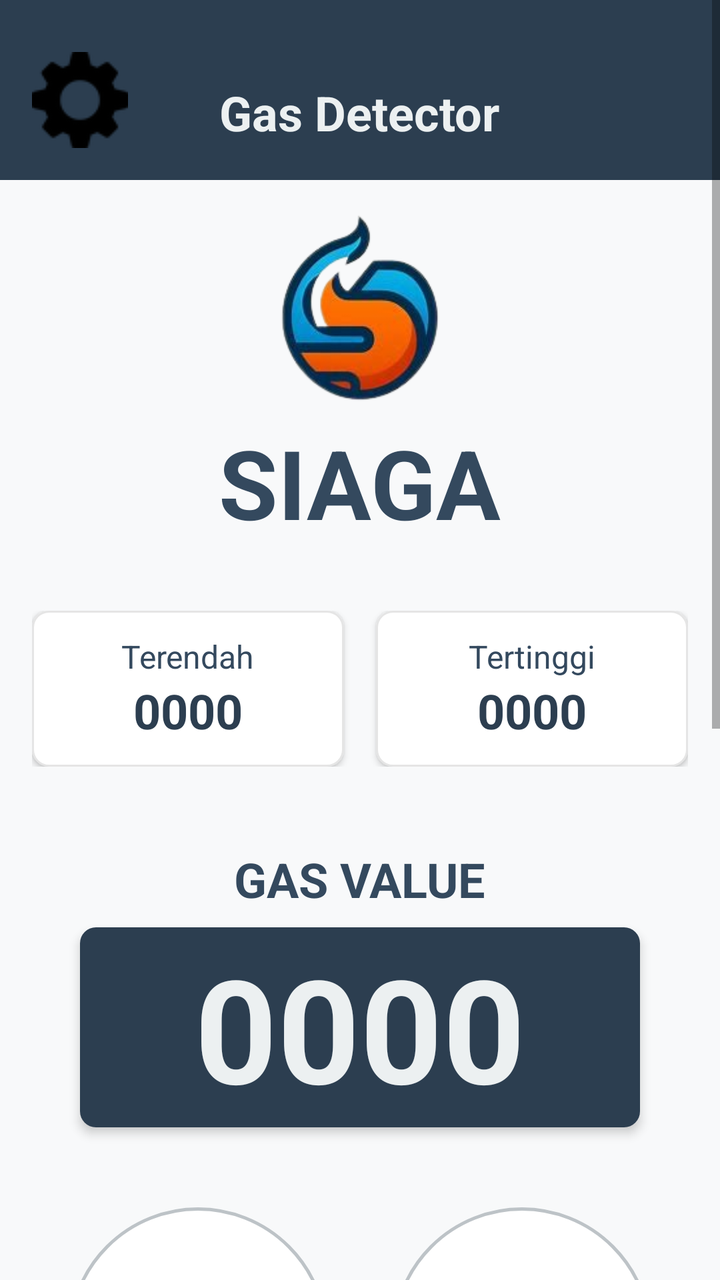
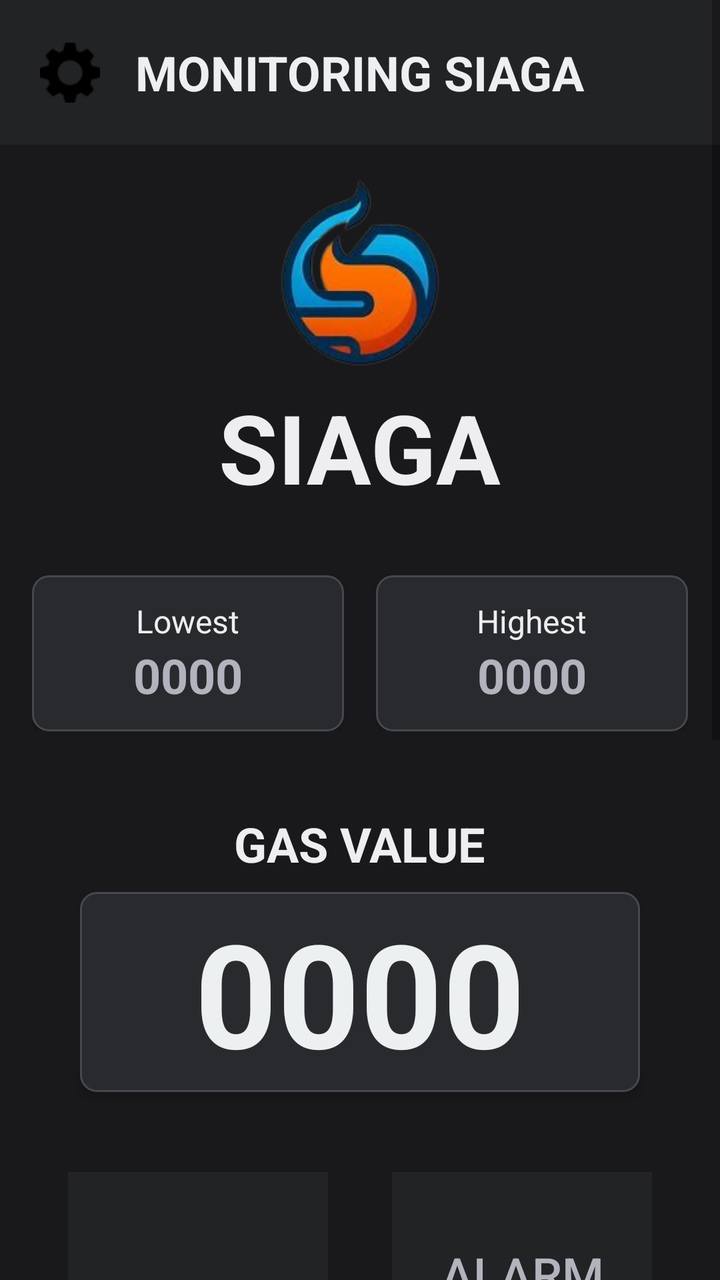

Compare the two renders of this Android layout. The source of the first and the diff that turns it into the second are given below.
<!-- AndroidManifest.xml: application theme Theme.SIAGA -->
<!-- res/layout/activity_main.xml -->
<?xml version="1.0" encoding="utf-8"?>
<ScrollView xmlns:android="http://schemas.android.com/apk/res/android"
    xmlns:app="http://schemas.android.com/apk/res-auto"
    xmlns:tools="http://schemas.android.com/tools"
    android:layout_width="match_parent"
    android:layout_height="match_parent"
    android:fillViewport="true">

    <LinearLayout
        android:id="@+id/main"
        android:layout_width="match_parent"
        android:layout_height="wrap_content"
        android:orientation="vertical"
        android:background="#F8F9FA"
        tools:context=".MainActivity">

        <RelativeLayout
            android:layout_width="match_parent"
            android:layout_height="wrap_content"
            android:padding="16dp"
            android:background="#2C3E50">

            <ImageButton
                android:id="@+id/settingButton"
                android:layout_width="wrap_content"
                android:layout_height="wrap_content"
                android:layout_marginTop="10dp"
                android:background="@drawable/settings"
                android:text="#ECF0F1"/>

            <TextView
                android:layout_width="wrap_content"
                android:layout_height="wrap_content"
                android:layout_centerHorizontal="true"
                android:layout_marginTop="24dp"
                android:text="Gas Detector"
                android:textColor="#ECF0F1"
                android:textSize="24sp"
                android:textStyle="bold" />
        </RelativeLayout>

        <LinearLayout
            android:layout_width="match_parent"
            android:layout_height="wrap_content"
            android:orientation="vertical"
            android:gravity="center"
            android:layout_marginTop="16dp">

            <ImageView
                android:layout_width="80dp"
                android:layout_height="95dp"
                android:background="@drawable/siaga"/>

            <TextView
                android:layout_width="wrap_content"
                android:layout_height="wrap_content"
                android:text="SIAGA"
                android:textColor="#34495E"
                android:textSize="48sp"
                android:textStyle="bold"
                android:layout_marginTop="8dp"/>
        </LinearLayout>

        <LinearLayout
            android:layout_width="match_parent"
            android:layout_height="wrap_content"
            android:orientation="horizontal"
            android:padding="16dp"
            android:layout_marginTop="16dp">

            <LinearLayout
                android:layout_width="0dp"
                android:layout_height="wrap_content"
                android:layout_weight="1"
                android:orientation="vertical"
                android:gravity="center"
                android:background="@drawable/card_minimalist"
                android:elevation="2dp"
                android:padding="12dp"
                android:layout_marginEnd="8dp">

                <TextView
                    android:layout_width="wrap_content"
                    android:layout_height="wrap_content"
                    android:text="Terendah"
                    android:textColor="#34495E"
                    android:textSize="16sp"/>

                <TextView
                    android:id="@+id/lowestGasOut"
                    android:layout_width="wrap_content"
                    android:layout_height="wrap_content"
                    android:text="0000"
                    android:textColor="#2C3E50"
                    android:textSize="24sp"
                    android:textStyle="bold"/>
            </LinearLayout>

            <LinearLayout
                android:layout_width="0dp"
                android:layout_height="wrap_content"
                android:layout_weight="1"
                android:orientation="vertical"
                android:gravity="center"
                android:background="@drawable/card_minimalist"
                android:elevation="2dp"
                android:padding="12dp"
                android:layout_marginStart="8dp">

                <TextView
                    android:layout_width="wrap_content"
                    android:layout_height="wrap_content"
                    android:text="Tertinggi"
                    android:textColor="#34495E"
                    android:textSize="16sp"/>

                <TextView
                    android:id="@+id/highestGasOut"
                    android:layout_width="wrap_content"
                    android:layout_height="wrap_content"
                    android:text="0000"
                    android:textColor="#2C3E50"
                    android:textSize="24sp"
                    android:textStyle="bold"/>
            </LinearLayout>
        </LinearLayout>

        <TextView
            android:layout_width="wrap_content"
            android:layout_height="wrap_content"
            android:text="GAS VALUE"
            android:textColor="#34495E"
            android:textSize="24sp"
            android:textStyle="bold"
            android:layout_gravity="center"
            android:layout_marginTop="24dp"/>

        <LinearLayout
            android:layout_width="280dp"
            android:layout_height="100dp"
            android:layout_gravity="center"
            android:orientation="vertical"
            android:layout_marginTop="8dp"
            android:background="@drawable/card_minimalist_dark"
            android:elevation="3dp">

            <TextView
                android:id="@+id/gasOut"
                android:layout_width="match_parent"
                android:layout_height="match_parent"
                android:text="0000"
                android:textSize="72sp"
                android:textAlignment="center"
                android:layout_gravity="center"
                android:gravity="center"
                android:textColor="#ECF0F1"
                android:textStyle="bold"/>

        </LinearLayout>

        <LinearLayout
            android:layout_width="match_parent"
            android:layout_height="wrap_content"
            android:orientation="horizontal"
            android:gravity="center"
            android:layout_marginTop="24dp"
            android:padding="16dp">

            <Button
                android:id="@+id/fanButton"
                android:layout_width="130dp"
                android:layout_height="130dp"
                android:background="@drawable/button_minimalist"
                android:enabled="false"
                android:layout_marginEnd="16dp"
                android:text="FAN\nOFF"
                android:textSize="24sp"
                android:textColor="#34495E"
                android:gravity="center"/>

            <Button
                android:id="@+id/alarmButton"
                android:layout_width="130dp"
                android:layout_height="130dp"
                android:background="@drawable/button_minimalist"
                android:enabled="false"
                android:layout_marginStart="16dp"
                android:text="ALARM\nOFF"
                android:textSize="24sp"
                android:textColor="#34495E"
                android:gravity="center"/>
        </LinearLayout>

        <TextView
            android:layout_width="wrap_content"
            android:layout_height="wrap_content"
            android:text="Gas Level History"
            android:textColor="#34495E"
            android:textSize="20sp"
            android:textStyle="bold"
            android:layout_gravity="center"
            android:layout_marginTop="16dp"/>

        <com.github.mikephil.charting.charts.LineChart
            android:id="@+id/gasChartOut"
            android:layout_width="match_parent"
            android:layout_height="300dp"
            android:layout_margin="16dp"
            android:layout_marginBottom="16dp"
            android:background="@drawable/card_minimalist"/>

    </LinearLayout>
</ScrollView>
<!-- resources referenced by this layout -->
<resources>
  <!-- drawable button_minimalist (drawable) -->
  <?xml version="1.0" encoding="utf-8"?>
  <shape xmlns:android="http://schemas.android.com/apk/res/android">
      <solid android:color="#FFFFFF"/>
      <corners android:radius="65dp"/>
      <stroke
          android:width="1.5dp"
          android:color="#BDC3C7"/>
  </shape>
  <!-- drawable card_minimalist (drawable) -->
  <?xml version="1.0" encoding="utf-8"?>
  <shape xmlns:android="http://schemas.android.com/apk/res/android">
      <solid android:color="#FFFFFF"/>
      <corners android:radius="8dp"/>
      <stroke
          android:width="1dp"
          android:color="#E5E5E5"/>
  </shape>
  <!-- drawable card_minimalist_dark (drawable) -->
  <?xml version="1.0" encoding="utf-8"?>
  <shape xmlns:android="http://schemas.android.com/apk/res/android">
      <solid android:color="#2C3E50"/>
      <corners android:radius="8dp"/>
  </shape>
  <!-- drawable settings: png bitmap (drawable, 1544 bytes) -->
  <!-- drawable siaga: png bitmap (drawable, 27297 bytes) -->
  <style name="Theme.SIAGA" parent="Base.Theme.SIAGA" />
  <style name="Base.Theme.SIAGA" parent="Theme.AppCompat.Light.NoActionBar">
          
          
      </style>
</resources>

<!-- the commit's change to res/layout/activity_main.xml (unified diff, before → after) -->
@@ -11,54 +11,60 @@
         android:layout_width="match_parent"
         android:layout_height="wrap_content"
         android:orientation="vertical"
-        android:background="#F8F9FA"
+        android:background="@color/background"
         tools:context=".MainActivity">
 
-        <RelativeLayout
-            android:layout_width="match_parent"
-            android:layout_height="wrap_content"
-            android:padding="16dp"
-            android:background="#2C3E50">
+        <androidx.constraintlayout.widget.ConstraintLayout
+            android:layout_width="match_parent"
+            android:layout_height="wrap_content"
+            android:padding="20dp"
+            android:background="#222325">
 
             <ImageButton
                 android:id="@+id/settingButton"
-                android:layout_width="wrap_content"
-                android:layout_height="wrap_content"
-                android:layout_marginTop="10dp"
+                android:layout_width="30dp"
+                android:layout_height="30dp"
+                android:layout_gravity="center_vertical"
                 android:background="@drawable/settings"
-                android:text="#ECF0F1"/>
+                android:text="#ECF0F1"
+                app:layout_constraintBottom_toBottomOf="parent"
+                app:layout_constraintTop_toTopOf="parent"
+                tools:ignore="MissingConstraints" />
 
             <TextView
                 android:layout_width="wrap_content"
                 android:layout_height="wrap_content"
-                android:layout_centerHorizontal="true"
-                android:layout_marginTop="24dp"
-                android:text="Gas Detector"
+                android:text="MONITORING SIAGA"
                 android:textColor="#ECF0F1"
                 android:textSize="24sp"
-                android:textStyle="bold" />
-        </RelativeLayout>
-
-        <LinearLayout
-            android:layout_width="match_parent"
-            android:layout_height="wrap_content"
-            android:orientation="vertical"
+                android:textStyle="bold"
+                app:layout_constraintBottom_toBottomOf="parent"
+                app:layout_constraintEnd_toEndOf="parent"
+                app:layout_constraintStart_toStartOf="parent"
+                app:layout_constraintTop_toTopOf="parent"
+                tools:ignore="MissingConstraints" />
+        </androidx.constraintlayout.widget.ConstraintLayout>
+
+        <LinearLayout
+            android:layout_width="match_parent"
+            android:layout_height="wrap_content"
+            android:layout_marginTop="16dp"
             android:gravity="center"
-            android:layout_marginTop="16dp">
+            android:orientation="vertical">
 
             <ImageView
                 android:layout_width="80dp"
                 android:layout_height="95dp"
-                android:background="@drawable/siaga"/>
+                android:background="@drawable/siaga" />
 
             <TextView
                 android:layout_width="wrap_content"
                 android:layout_height="wrap_content"
+                android:layout_marginTop="8dp"
                 android:text="SIAGA"
-                android:textColor="#34495E"
+                android:textColor="@color/colorTxt"
                 android:textSize="48sp"
-                android:textStyle="bold"
-                android:layout_marginTop="8dp"/>
+                android:textStyle="bold" />
         </LinearLayout>
 
         <LinearLayout
@@ -82,8 +88,8 @@
                 <TextView
                     android:layout_width="wrap_content"
                     android:layout_height="wrap_content"
-                    android:text="Terendah"
-                    android:textColor="#34495E"
+                    android:text="Lowest"
+                    android:textColor="@color/colorTxt"
                     android:textSize="16sp"/>
 
                 <TextView
@@ -91,8 +97,8 @@
                     android:layout_width="wrap_content"
                     android:layout_height="wrap_content"
                     android:text="0000"
-                    android:textColor="#2C3E50"
                     android:textSize="24sp"
+                    android:textColor="@color/secColorTxt"
                     android:textStyle="bold"/>
             </LinearLayout>
 
@@ -110,8 +116,8 @@
                 <TextView
                     android:layout_width="wrap_content"
                     android:layout_height="wrap_content"
-                    android:text="Tertinggi"
-                    android:textColor="#34495E"
+                    android:text="Highest"
+                    android:textColor="@color/colorTxt"
                     android:textSize="16sp"/>
 
                 <TextView
@@ -119,7 +125,7 @@
                     android:layout_width="wrap_content"
                     android:layout_height="wrap_content"
                     android:text="0000"
-                    android:textColor="#2C3E50"
+                    android:textColor="@color/secColorTxt"
                     android:textSize="24sp"
                     android:textStyle="bold"/>
             </LinearLayout>
@@ -129,7 +135,7 @@
             android:layout_width="wrap_content"
             android:layout_height="wrap_content"
             android:text="GAS VALUE"
-            android:textColor="#34495E"
+            android:textColor="@color/colorTxt"
             android:textSize="24sp"
             android:textStyle="bold"
             android:layout_gravity="center"
@@ -141,7 +147,7 @@
             android:layout_gravity="center"
             android:orientation="vertical"
             android:layout_marginTop="8dp"
-            android:background="@drawable/card_minimalist_dark"
+            android:background="@drawable/card_minimalist"
             android:elevation="3dp">
 
             <TextView
@@ -170,24 +176,26 @@
                 android:id="@+id/fanButton"
                 android:layout_width="130dp"
                 android:layout_height="130dp"
-                android:background="@drawable/button_minimalist"
                 android:enabled="false"
                 android:layout_marginEnd="16dp"
-                android:text="FAN\nOFF"
+                android:text="FAN OFF"
                 android:textSize="24sp"
-                android:textColor="#34495E"
+                android:padding="15dp"
+                android:background="@color/disableComp"
+                android:textColor="@color/secColorTxt"
                 android:gravity="center"/>
 
             <Button
                 android:id="@+id/alarmButton"
                 android:layout_width="130dp"
                 android:layout_height="130dp"
-                android:background="@drawable/button_minimalist"
                 android:enabled="false"
                 android:layout_marginStart="16dp"
-                android:text="ALARM\nOFF"
+                android:text="ALARM OFF"
                 android:textSize="24sp"
-                android:textColor="#34495E"
+                android:padding="15dp"
+                android:background="@color/disableComp"
+                android:textColor="@color/secColorTxt"
                 android:gravity="center"/>
         </LinearLayout>
 
@@ -195,7 +203,7 @@
             android:layout_width="wrap_content"
             android:layout_height="wrap_content"
             android:text="Gas Level History"
-            android:textColor="#34495E"
+            android:textColor="@color/colorTxt"
             android:textSize="20sp"
             android:textStyle="bold"
             android:layout_gravity="center"
<!-- resource entries referenced after the edit -->
@@ -1,32 +1,23 @@
 <!-- resources referenced by this layout -->
 <resources>
-  <!-- drawable button_minimalist (drawable) -->
-  <?xml version="1.0" encoding="utf-8"?>
-  <shape xmlns:android="http://schemas.android.com/apk/res/android">
-      <solid android:color="#FFFFFF"/>
-      <corners android:radius="65dp"/>
-      <stroke
-          android:width="1.5dp"
-          android:color="#BDC3C7"/>
-  </shape>
+  <color name="background">#19191B</color>
+  <color name="colorTxt">#EEEEF0</color>
+  <color name="disableComp">#222325</color>
+  <color name="secColorTxt">#B2B3BD</color>
   <!-- drawable card_minimalist (drawable) -->
   <?xml version="1.0" encoding="utf-8"?>
   <shape xmlns:android="http://schemas.android.com/apk/res/android">
-      <solid android:color="#FFFFFF"/>
+      <solid android:color="@color/interactiveComp"/>
       <corners android:radius="8dp"/>
       <stroke
           android:width="1dp"
-          android:color="#E5E5E5"/>
-  </shape>
-  <!-- drawable card_minimalist_dark (drawable) -->
-  <?xml version="1.0" encoding="utf-8"?>
-  <shape xmlns:android="http://schemas.android.com/apk/res/android">
-      <solid android:color="#2C3E50"/>
-      <corners android:radius="8dp"/>
+          android:color="@color/colorCard"/>
   </shape>
   <!-- drawable settings: png bitmap (drawable, 1544 bytes) -->
   <!-- drawable siaga: png bitmap (drawable, 27297 bytes) -->
   <style name="Theme.SIAGA" parent="Base.Theme.SIAGA" />
+  <color name="interactiveComp">#292A2E</color>
+  <color name="colorCard">#46484F</color>
   <style name="Base.Theme.SIAGA" parent="Theme.AppCompat.Light.NoActionBar">
           
           
